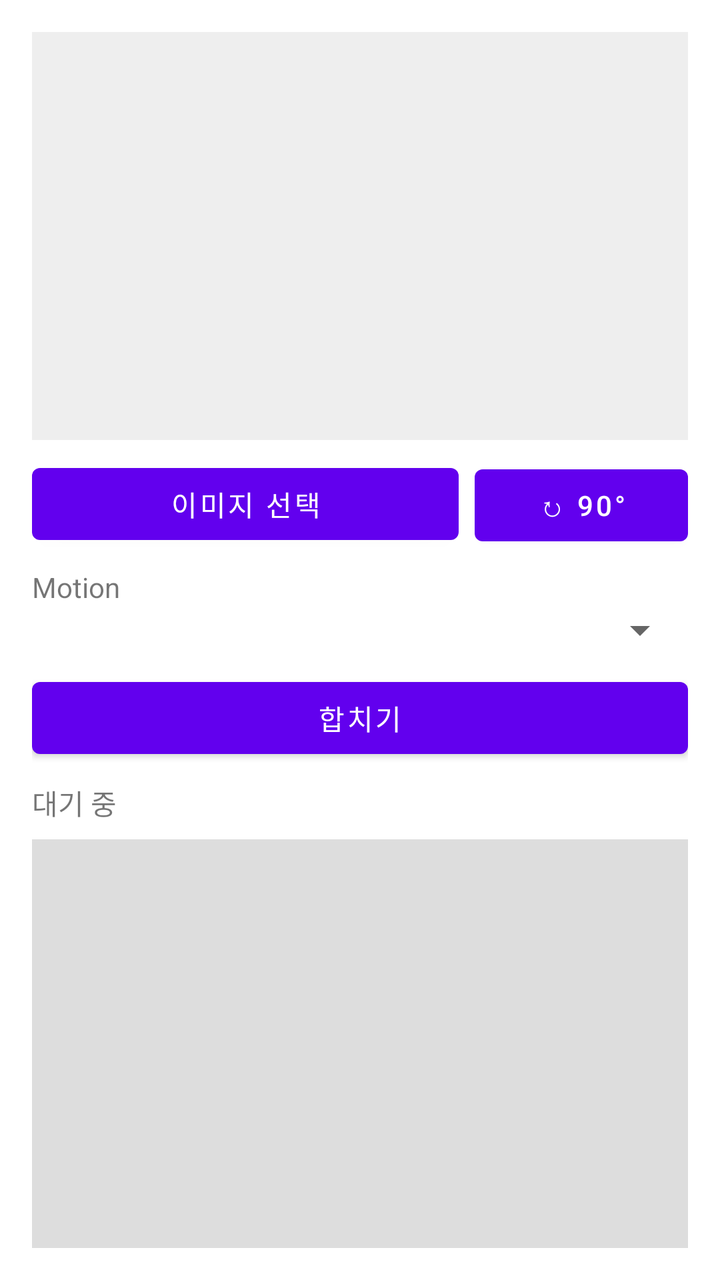
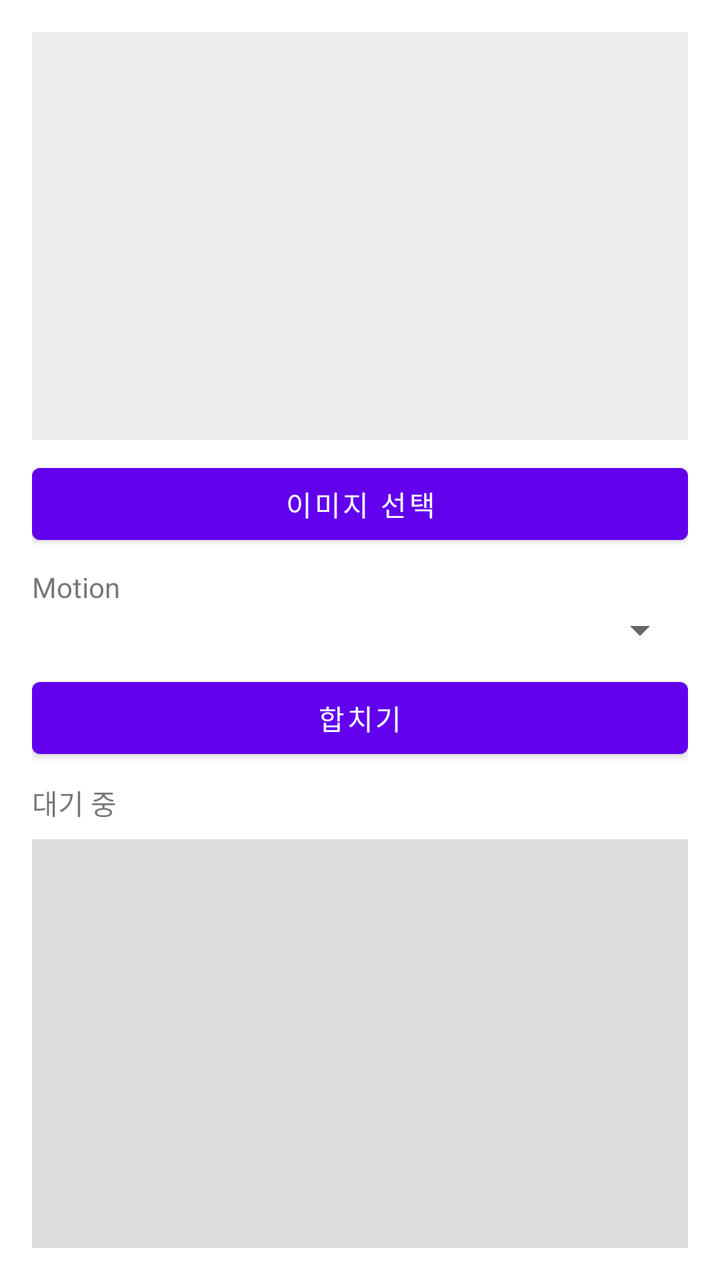

An Android layout rendered at two revisions. The XML below is the earlier revision; the diff shows what the commit changed to produce the second picture.
<!-- AndroidManifest.xml: application theme Theme.ADClient -->
<!-- res/layout/activity_main.xml -->
<?xml version="1.0" encoding="utf-8"?>
<LinearLayout xmlns:android="http://schemas.android.com/apk/res/android"
    android:layout_width="match_parent"
    android:layout_height="match_parent"
    android:orientation="vertical"
    android:padding="16dp">

    <ImageView
        android:id="@+id/imagePreview"
        android:layout_width="match_parent"
        android:layout_height="0dp"
        android:layout_weight="1"
        android:background="#EEEEEE"
        android:scaleType="fitCenter"
        android:contentDescription="picked image" />

    <LinearLayout
        android:layout_width="match_parent"
        android:layout_height="wrap_content"
        android:orientation="horizontal"
        android:layout_marginTop="8dp">

        <Button
            android:id="@+id/btnPick"
            android:layout_width="0dp"
            android:layout_height="wrap_content"
            android:layout_weight="2"
            android:text="@string/pick_image" />

        <Button
            android:id="@+id/btnRotate"
            android:layout_width="0dp"
            android:layout_height="wrap_content"
            android:layout_weight="1"
            android:layout_marginStart="8dp"
            android:text="@string/rotate" />
    </LinearLayout>

    <TextView
        android:layout_width="wrap_content"
        android:layout_height="wrap_content"
        android:text="@string/motion_label"
        android:layout_marginTop="8dp" />

    <Spinner
        android:id="@+id/spinnerMotion"
        android:layout_width="match_parent"
        android:layout_height="wrap_content" />

    <Button
        android:id="@+id/btnCombine"
        android:layout_width="match_parent"
        android:layout_height="wrap_content"
        android:text="@string/combine"
        android:layout_marginTop="8dp" />

    <TextView
        android:id="@+id/statusText"
        android:layout_width="match_parent"
        android:layout_height="wrap_content"
        android:layout_marginTop="8dp"
        android:text="@string/status_idle" />

    <ImageView
        android:id="@+id/gifResult"
        android:layout_width="match_parent"
        android:layout_height="0dp"
        android:layout_weight="1"
        android:layout_marginTop="8dp"
        android:background="#DDDDDD"
        android:scaleType="fitCenter"
        android:contentDescription="result gif" />
</LinearLayout>
<!-- resources referenced by this layout -->
<resources>
  <string name="combine">합치기</string>
  <string name="motion_label">Motion</string>
  <string name="pick_image">이미지 선택</string>
  <string name="rotate">↻ 90°</string>
  <string name="status_idle">대기 중</string>
  <style name="Theme.ADClient" parent="Theme.MaterialComponents.DayNight.NoActionBar">
          <item name="colorPrimary">@color/purple_500</item>
          <item name="colorPrimaryVariant">@color/purple_700</item>
          <item name="colorOnPrimary">@android:color/white</item>
          <item name="android:statusBarColor" tools:targetApi="l">?attr/colorPrimaryVariant</item>
      </style>
  <color name="purple_500">#FF6200EE</color>
  <color name="purple_700">#FF3700B3</color>
</resources>

<!-- the commit's change to res/layout/activity_main.xml (unified diff, before → after) -->
@@ -33,7 +33,8 @@
             android:layout_height="wrap_content"
             android:layout_weight="1"
             android:layout_marginStart="8dp"
-            android:text="@string/rotate" />
+            android:text="@string/rotate"
+            android:visibility="gone" />
     </LinearLayout>
 
     <TextView
<!-- resource entries referenced after the edit -->
@@ -3,7 +3,7 @@
   <string name="combine">합치기</string>
   <string name="motion_label">Motion</string>
   <string name="pick_image">이미지 선택</string>
-  <string name="rotate">↻ 90°</string>
+  <string name="rotate">↻ 회전</string>
   <string name="status_idle">대기 중</string>
   <style name="Theme.ADClient" parent="Theme.MaterialComponents.DayNight.NoActionBar">
           <item name="colorPrimary">@color/purple_500</item>
